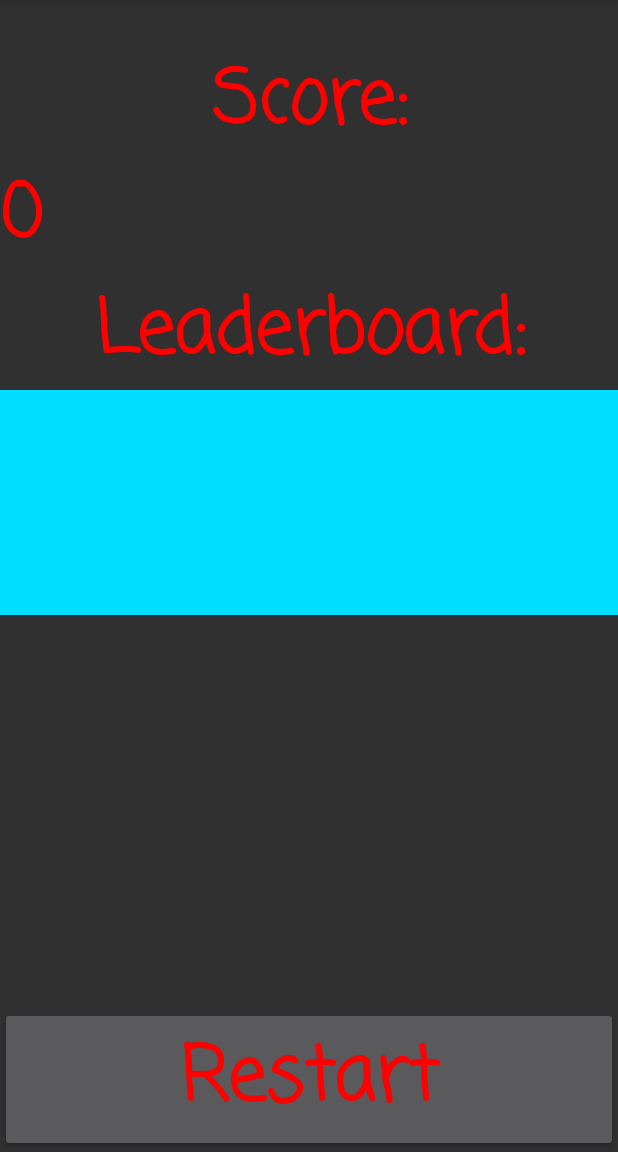
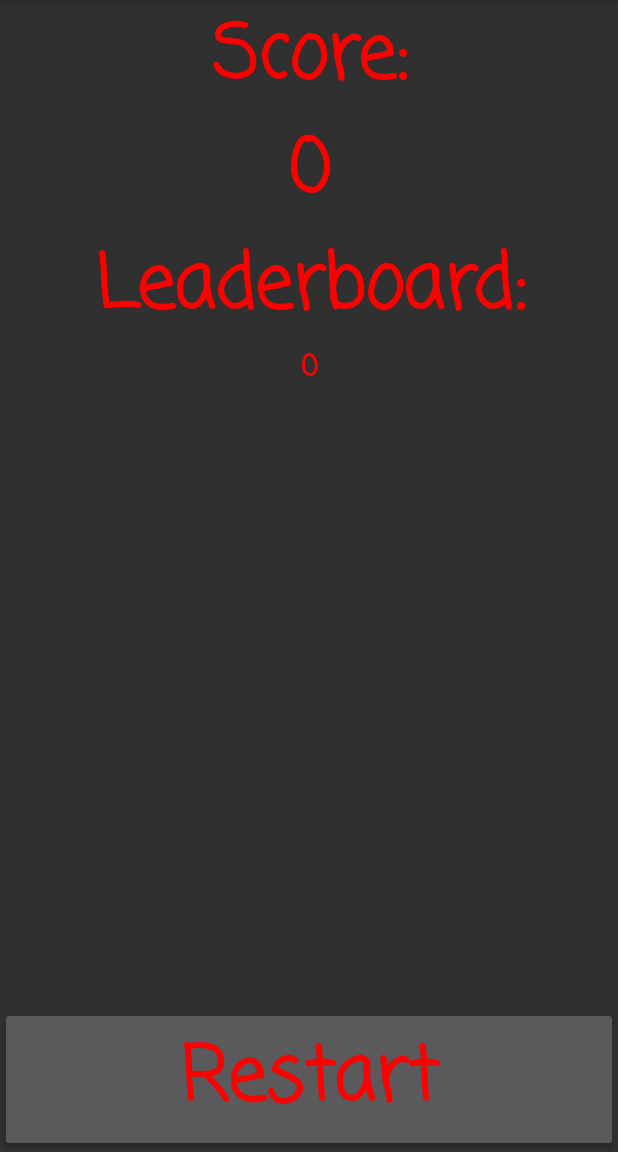
Before and after one commit to fstaine/TheBall, an Android app: the fragment ScoreFragment placed in its activity, on a phone screen of 412 x 824 dp, the part 84-1236 px from its top. Run offline under Robolectric (Android 15) with nearby library versions, the phone set to English and light mode, and no system bars.

Commit message:
Add LeaderBoard
Show LeaderBoard at the end of the game

```diff
--- a/app/src/main/java/fr/fstaine/theball/GameActivity.java
+++ b/app/src/main/java/fr/fstaine/theball/GameActivity.java
@@ -81,9 +81,8 @@ public class GameActivity extends AppCompatActivity implements GameFragment.OnGa
     }
 
     @Override
-    public void onGameEnd() {
-        Log.d(TAG, "Game ended... with score=" + 2); // TODO add score
-        Fragment scoreFragment = ScoreFragment.newInstance();
+    public void onGameEnd(int playerScore) {
+        Fragment scoreFragment = ScoreFragment.newInstance(playerScore);
         FragmentTransaction transaction = getSupportFragmentManager().beginTransaction();
         transaction.replace(R.id.game_fragment_container, scoreFragment);
         transaction.addToBackStack(null);
--- a/app/src/main/java/fr/fstaine/theball/GameFragment.java
+++ b/app/src/main/java/fr/fstaine/theball/GameFragment.java
@@ -10,6 +10,7 @@ import android.view.ViewGroup;
 import android.widget.TextView;
 
 import fr.fstaine.theball.controller.GameEngine;
+import fr.fstaine.theball.pref.AppPreferences;
 import fr.fstaine.theball.view.GameView;
 
 
@@ -22,7 +23,6 @@ import fr.fstaine.theball.view.GameView;
  * create an instance of this fragment.
  */
 public class GameFragment extends Fragment implements View.OnClickListener, GameEngine.OnGameEventListener {
-
     private static final String TAG = "GameFragment";
 
     private static final String ARG_GAME_DIFFICULTY = "gameDifficulty";
@@ -78,9 +78,9 @@ public class GameFragment extends Fragment implements View.OnClickListener, Game
     public View onCreateView(LayoutInflater inflater, @Nullable ViewGroup container, @Nullable Bundle savedInstanceState) {
         View root = inflater.inflate(R.layout.fragment_game, container, false);
 
-        mTextScore = root.findViewById(R.id.textScore);
-        mTextTimer = root.findViewById(R.id.textTimer);
-        gameView = root.findViewById(R.id.gameView);
+        mTextScore = root.findViewById(R.id.text_score);
+        mTextTimer = root.findViewById(R.id.text_timer);
+        gameView = root.findViewById(R.id.game_view);
         startLayout = root.findViewById(R.id.start_layout);
         gameLayout = root.findViewById(R.id.game_layout);
 
@@ -126,9 +126,10 @@ public class GameFragment extends Fragment implements View.OnClickListener, Game
     }
 
     @Override
-    public void onGameEnd() {
+    public void onGameEnd(int playerScore) {
+        AppPreferences.updateHighScore(getContext(), playerScore);
         if (mListener != null) {
-            mListener.onGameEnd();
+            mListener.onGameEnd(playerScore);
         }
     }
 
@@ -146,7 +147,7 @@ public class GameFragment extends Fragment implements View.OnClickListener, Game
 
         void onGameResume();
 
-        void onGameEnd();
+        void onGameEnd(int playerScore);
 
         void onBonusCaught(int reward);
         // ...
--- a/app/src/main/java/fr/fstaine/theball/ScoreFragment.java
+++ b/app/src/main/java/fr/fstaine/theball/ScoreFragment.java
@@ -6,17 +6,27 @@ import android.support.v4.app.Fragment;
 import android.view.LayoutInflater;
 import android.view.View;
 import android.view.ViewGroup;
+import android.widget.ArrayAdapter;
 import android.widget.Button;
+import android.widget.ListView;
+import android.widget.TextView;
+
+import java.util.ArrayList;
+import java.util.Collections;
+import java.util.List;
+
+import fr.fstaine.theball.pref.AppPreferences;
 
 
 public class ScoreFragment extends Fragment implements View.OnClickListener {
+    private static final String TAG = "ScoreFragment";
+
     private static final String ARG_PREV_SCORE = "PrevScore";
-
-    private int mPrevScore;
 
     private OnScoreFragmentInteractionListener mListener;
 
     private Button mBtRestart;
+    private ListView mListHighScore;
 
     public ScoreFragment() {
         // Required empty public constructor
@@ -32,36 +42,6 @@ public class ScoreFragment extends Fragment implements View.OnClickListener {
 
     public static ScoreFragment newInstance() {
         return new ScoreFragment();
-    }
-
-    @Override
-    public void onCreate(Bundle savedInstanceState) {
-        super.onCreate(savedInstanceState);
-        if (getArguments() != null) {
-            mPrevScore = getArguments().getInt(ARG_PREV_SCORE);
-        }
-    }
-
-    @Override
-    public View onCreateView(LayoutInflater inflater, ViewGroup container,
-                             Bundle savedInstanceState) {
-        View root = inflater.inflate(R.layout.fragment_score, container, false);
-
-        mBtRestart = root.findViewById(R.id.btRestart);
-        mBtRestart.setOnClickListener(this);
-
-        return root;
-    }
-
-    @Override
-    public void onClick(View v) {
-        switch (v.getId()) {
-            case R.id.btRestart:
-                if (mListener != null) {
-                    mListener.onStartGame();
-                }
-                break;
-        }
     }
 
     @Override
@@ -81,6 +61,50 @@ public class ScoreFragment extends Fragment implements View.OnClickListener {
         mListener = null;
     }
 
+    @Override
+    public View onCreateView(LayoutInflater inflater, ViewGroup container,
+                             Bundle savedInstanceState) {
+        View root = inflater.inflate(R.layout.fragment_score, container, false);
+
+        mBtRestart = root.findViewById(R.id.bt_restart);
+        mBtRestart.setOnClickListener(this);
+
+        if (getArguments() != null) {
+            TextView textScore = root.findViewById(R.id.text_score);
+            int score = getArguments().getInt(ARG_PREV_SCORE);
+            textScore.setText(Integer.toString(score));
+        }
+
+        mListHighScore = root.findViewById(R.id.list_highscore);
+
+        final List<Integer> highScores = new ArrayList<>(AppPreferences.getHighScore(getContext()));
+        Collections.sort(highScores, Collections.<Integer>reverseOrder());
+        final List<String> highScoresStr = new ArrayList<>();
+        for (Integer i : highScores) {
+            highScoresStr.add(Integer.toString(i));
+        }
+        final ArrayAdapter<String> adapter = new ArrayAdapter<>(root.getContext(), R.layout.list_item_highscore, highScoresStr);
+        mListHighScore.setAdapter(adapter);
+
+        return root;
+    }
+
+    @Override
+    public void onStart() {
+        super.onStart();
+    }
+
+    @Override
+    public void onClick(View v) {
+        switch (v.getId()) {
+            case R.id.bt_restart:
+                if (mListener != null) {
+                    mListener.onStartGame();
+                }
+                break;
+        }
+    }
+
     public interface OnScoreFragmentInteractionListener {
         void onStartGame();
     }
--- a/app/src/main/java/fr/fstaine/theball/controller/GameEngine.java
+++ b/app/src/main/java/fr/fstaine/theball/controller/GameEngine.java
@@ -133,7 +133,7 @@ public class GameEngine {
         } catch (InterruptedException e) {
             e.printStackTrace();
         }
-        mGameEventListener.onGameEnd();
+        mGameEventListener.onGameEnd(ball.getScore());
         Log.d(TAG, "Game engine stopped");
     }
 
@@ -141,12 +141,12 @@ public class GameEngine {
         return ball.getPosition().distance(bonus.getPosition()) < 2 * ball.getRadius();
     }
 
-    public void resetScore() {
+    private void resetScore() {
         ball.resetScore();
         mContainer.updateScore(ball.getScore());
     }
 
-    public void updateScore(int reward) {
+    private void updateScore(int reward) {
         ball.incrementScore(reward);
         mContainer.updateScore(ball.getScore());
     }
@@ -154,7 +154,7 @@ public class GameEngine {
     public interface OnGameEventListener {
         void onTimerChanged(int msRemaining);
 
-        void onGameEnd();
+        void onGameEnd(int playerScore);
     }
 
     public final static class GameLevel {
--- a/app/src/main/java/fr/fstaine/theball/pref/AppPreferences.java
+++ b/app/src/main/java/fr/fstaine/theball/pref/AppPreferences.java
@@ -4,14 +4,50 @@ import android.content.Context;
 import android.content.SharedPreferences;
 import android.preference.PreferenceManager;
 
+import java.util.Set;
+import java.util.SortedSet;
+import java.util.TreeSet;
+
 public class AppPreferences {
-    // Get game difficulty
+
     public static int getGameDifficulty(Context context) {
         SharedPreferences sharedPref = PreferenceManager.getDefaultSharedPreferences(context);
         return Integer.decode(sharedPref.getString("game_level", "0"));
     }
 
-    // Get best scores
+    public static TreeSet<Integer> getHighScore(Context context) {
+        SharedPreferences sharedPref = PreferenceManager.getDefaultSharedPreferences(context);
+        Set<String> highScoresStr = sharedPref.getStringSet("high_scores", getDefaultHighScores());
+        TreeSet<Integer> highScore = new TreeSet<>();
+        for (String s : highScoresStr) {
+            highScore.add(Integer.decode(s));
+        }
+        return highScore;
+    }
 
-    //
+    public static void updateHighScore(Context context, int newScore) {
+        TreeSet<Integer> highScore = getHighScore(context);
+        if (highScore.first() < newScore) {
+            TreeSet<Integer> newHighScore = new TreeSet<>();
+            newHighScore.addAll(highScore);
+            newHighScore.add(newScore);
+            while (newHighScore.size() > 3) {
+                newHighScore.pollFirst();
+            }
+            SharedPreferences sharedPref = PreferenceManager.getDefaultSharedPreferences(context);
+            SharedPreferences.Editor editor = sharedPref.edit();
+            TreeSet<String> newHighScoreStr = new TreeSet<>();
+            for (Integer i : newHighScore) {
+                newHighScoreStr.add(i.toString());
+            }
+            editor.putStringSet("high_scores", newHighScoreStr);
+            editor.commit();
+        }
+    }
+
+    public static SortedSet<String> getDefaultHighScores() {
+        TreeSet<String> defaultHighScores = new TreeSet<>();
+        defaultHighScores.add("0");
+        return defaultHighScores;
+    }
 }
--- a/app/src/main/res/layout/fragment_game.xml
+++ b/app/src/main/res/layout/fragment_game.xml
@@ -11,14 +11,14 @@
         android:visibility="invisible">
 
         <fr.fstaine.theball.view.GameView
-            android:id="@+id/gameView"
+            android:id="@+id/game_view"
             android:layout_width="match_parent"
             android:layout_height="match_parent"
             android:layout_alignParentStart="true"
             android:layout_alignParentTop="true" />
 
         <TextView
-            android:id="@+id/textScore"
+            android:id="@+id/text_score"
             android:layout_width="wrap_content"
             android:layout_height="wrap_content"
             android:layout_centerHorizontal="true"
@@ -32,7 +32,7 @@
             android:textStyle="bold" />
 
         <TextView
-            android:id="@+id/textTimer"
+            android:id="@+id/text_timer"
             android:layout_width="wrap_content"
             android:layout_height="wrap_content"
             android:layout_alignParentTop="true"
--- a/app/src/main/res/layout/fragment_score.xml
+++ b/app/src/main/res/layout/fragment_score.xml
@@ -2,52 +2,50 @@
     xmlns:tools="http://schemas.android.com/tools"
     android:layout_width="match_parent"
     android:layout_height="match_parent"
-    tools:context=".GameFragment$ScoreFragment">
-
-    <!-- TODO: Update blank fragment layout -->
+    tools:context="ScoreFragment">
 
     <RelativeLayout
         android:layout_width="match_parent"
         android:layout_height="match_parent">
 
         <TextView
-            android:id="@+id/textScoreTitle"
+            android:id="@+id/text_score_title"
             android:layout_width="match_parent"
             android:layout_height="wrap_content"
             android:layout_alignParentStart="true"
             android:layout_alignParentTop="true"
-            android:layout_marginTop="30dp"
             android:text="Score:"
             android:textAlignment="center"
             android:textAppearance="@style/GameFont.Title" />
 
         <TextView
-            android:id="@+id/textScore"
+            android:id="@+id/text_score"
             android:layout_width="match_parent"
             android:layout_height="wrap_content"
-            android:layout_below="@id/textScoreTitle"
+            android:layout_below="@id/text_score_title"
             android:text="0"
+            android:textAlignment="center"
             android:textAppearance="@style/GameFont.Title" />
 
         <TextView
-            android:id="@+id/textBestScoresTitle"
+            android:id="@+id/text_best_scores_title"
             android:layout_width="match_parent"
             android:layout_height="wrap_content"
             android:layout_alignParentStart="true"
-            android:layout_below="@+id/textScore"
+            android:layout_below="@+id/text_score"
             android:text="Leaderboard:"
             android:textAlignment="center"
             android:textAppearance="@style/GameFont.Title" />
 
         <ListView
+            android:id="@+id/list_highscore"
             android:layout_width="match_parent"
-            android:layout_height="150dp"
-            android:background="@android:color/holo_blue_bright"
-            android:layout_below="@+id/textBestScoresTitle"
-            android:layout_alignParentStart="true" />
+            android:layout_height="wrap_content"
+            android:layout_below="@+id/text_best_scores_title"
+            android:layout_centerHorizontal="true" />
 
         <Button
-            android:id="@+id/btRestart"
+            android:id="@+id/bt_restart"
             android:layout_width="match_parent"
             android:layout_height="wrap_content"
             android:layout_alignParentBottom="true"
--- /dev/null
+++ b/app/src/main/res/layout/list_item_highscore.xml
@@ -0,0 +1,9 @@
+<?xml version="1.0" encoding="utf-8"?>
+<TextView
+    xmlns:android="http://schemas.android.com/apk/res/android"
+    android:id="@+id/textView"
+    android:layout_width="match_parent"
+    android:layout_height="wrap_content"
+    android:text="TextView"
+    android:textAlignment="center"
+    android:textAppearance="@style/GameFont.Small" />
```
